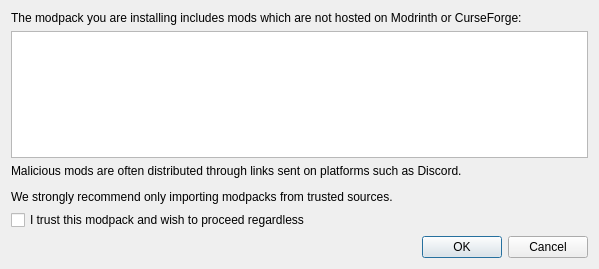
Qt form launcher/ui/dialogs/UntrustedModsDialog.ui (SirCreativeZHLM/ZengLauncher) before a commit.
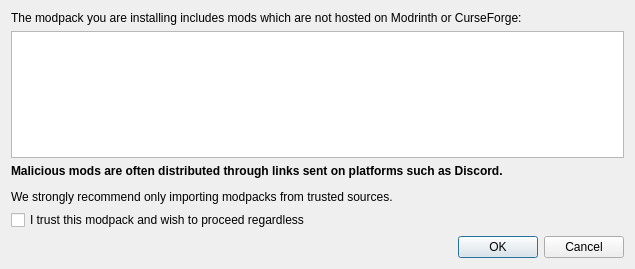
The same form after that commit.

Commit message: Bolden bottom warning text

What changed in the file:
```diff
--- a/launcher/ui/dialogs/UntrustedModsDialog.ui
+++ b/launcher/ui/dialogs/UntrustedModsDialog.ui
@@ -6,7 +6,7 @@
    <rect>
     <x>0</x>
     <y>0</y>
-    <width>599</width>
+    <width>635</width>
     <height>269</height>
    </rect>
   </property>
@@ -27,7 +27,7 @@
    <item>
     <widget class="QLabel" name="labelBelow">
      <property name="text">
-      <string>&lt;html&gt;&lt;head/&gt;&lt;body&gt;&lt;p&gt;Malicious mods are often distributed through links sent on platforms such as Discord. &lt;/p&gt;&lt;p&gt;We strongly recommend only importing modpacks from trusted sources.&lt;/p&gt;&lt;/body&gt;&lt;/html&gt;</string>
+      <string>&lt;html&gt;&lt;head/&gt;&lt;body&gt;&lt;p&gt;&lt;span style=&quot; font-weight:600;&quot;&gt;Malicious mods are often distributed through links sent on platforms such as Discord. &lt;/span&gt;&lt;/p&gt;&lt;p&gt;We strongly recommend only importing modpacks from trusted sources.&lt;/p&gt;&lt;/body&gt;&lt;/html&gt;</string>
      </property>
     </widget>
    </item>
```
